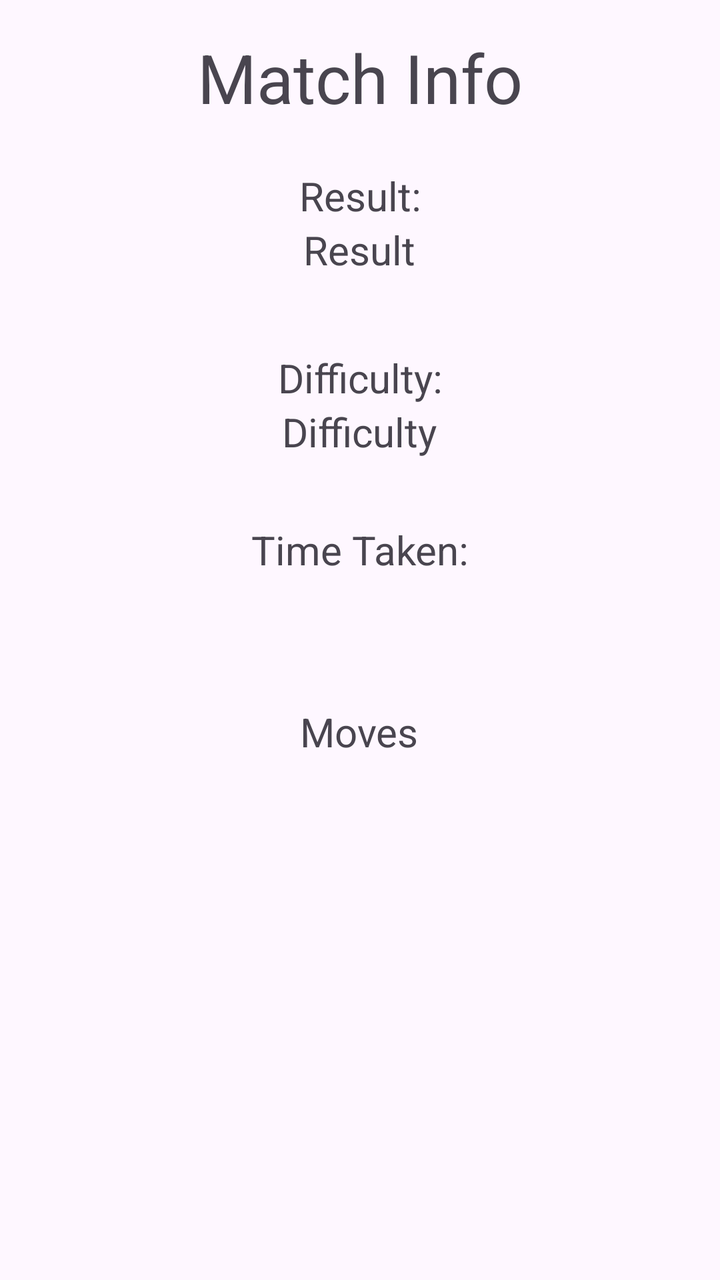
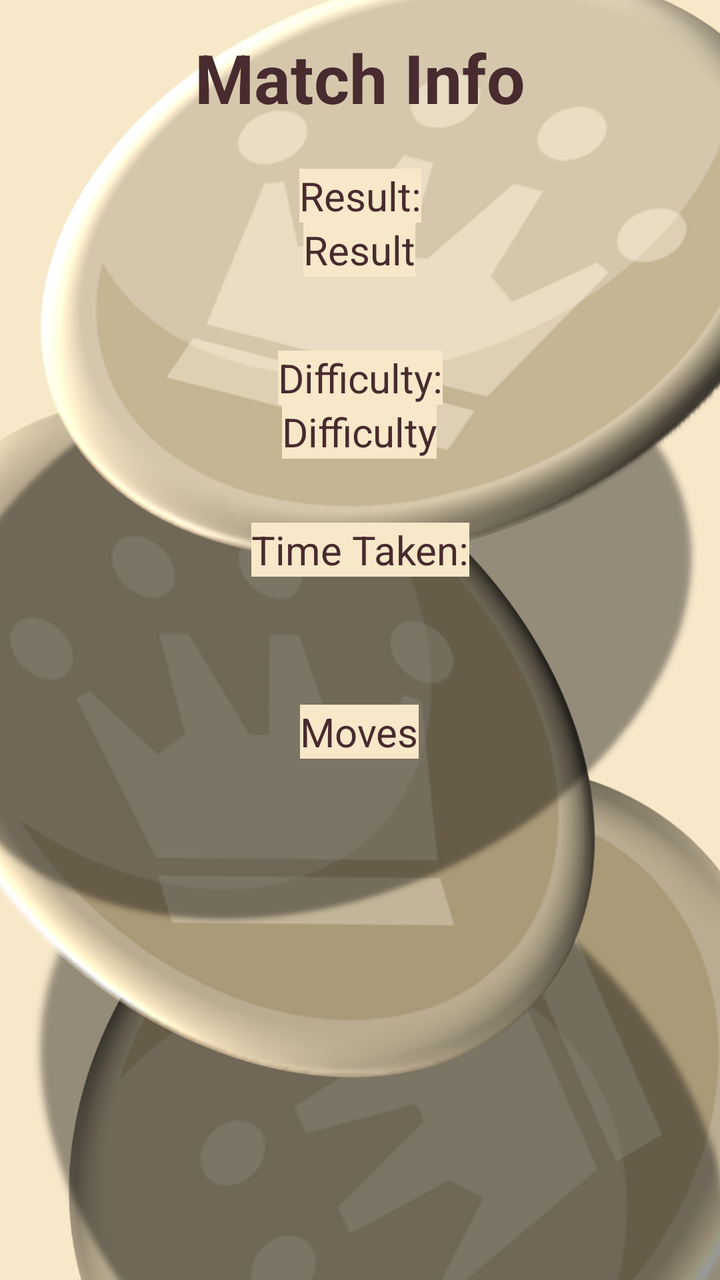

Screens rendered from an Android XML layout before and after an edit, with the pre-edit source and the edit as a unified diff.
<!-- AndroidManifest.xml: application theme Theme.CIS183_FinalProject -->
<!-- res/layout/activity_match_into.xml -->
<?xml version="1.0" encoding="utf-8"?>
<androidx.constraintlayout.widget.ConstraintLayout xmlns:android="http://schemas.android.com/apk/res/android"
    xmlns:app="http://schemas.android.com/apk/res-auto"
    xmlns:tools="http://schemas.android.com/tools"
    android:id="@+id/main"
    android:layout_width="match_parent"
    android:layout_height="match_parent"
    tools:context=".MatchInfo">

    <TextView
        android:id="@+id/textView6"
        android:layout_width="wrap_content"
        android:layout_height="wrap_content"
        android:layout_marginStart="124dp"
        android:layout_marginTop="16dp"
        android:layout_marginEnd="124dp"
        android:text="Match Info"
        android:textSize="34sp"
        app:layout_constraintEnd_toEndOf="parent"
        app:layout_constraintStart_toStartOf="parent"
        app:layout_constraintTop_toTopOf="parent" />

    <TextView
        android:id="@+id/textView8"
        android:layout_width="wrap_content"
        android:layout_height="wrap_content"
        android:layout_marginStart="175dp"
        android:layout_marginTop="23dp"
        android:layout_marginEnd="175dp"
        android:text="Result:"
        android:textSize="20sp"
        app:layout_constraintEnd_toEndOf="parent"
        app:layout_constraintStart_toStartOf="parent"
        app:layout_constraintTop_toBottomOf="@+id/textView6" />

    <TextView
        android:id="@+id/tv_v_matchInfo_difficulty"
        android:layout_width="wrap_content"
        android:layout_height="wrap_content"
        android:layout_marginStart="166dp"
        android:layout_marginEnd="167dp"
        android:text="Difficulty"
        android:textSize="20sp"
        app:layout_constraintEnd_toEndOf="parent"
        app:layout_constraintStart_toStartOf="parent"
        app:layout_constraintTop_toBottomOf="@+id/textView13" />

    <TextView
        android:id="@+id/textView17"
        android:layout_width="wrap_content"
        android:layout_height="wrap_content"
        android:layout_marginStart="151dp"
        android:layout_marginTop="32dp"
        android:layout_marginEnd="151dp"
        android:text="Time Taken:"
        android:textSize="20sp"
        app:layout_constraintEnd_toEndOf="parent"
        app:layout_constraintStart_toStartOf="parent"
        app:layout_constraintTop_toBottomOf="@+id/tv_v_matchInfo_difficulty" />

    <TextView
        android:id="@+id/tv_v_matchInfo_time"
        android:layout_width="wrap_content"
        android:layout_height="wrap_content"
        android:layout_marginStart="183dp"
        android:layout_marginEnd="183dp"
        android:text="Time"
        android:textSize="20sp"
        app:layout_constraintEnd_toEndOf="parent"
        app:layout_constraintStart_toStartOf="parent"
        app:layout_constraintTop_toBottomOf="@+id/textView17" />

    <TextView
        android:id="@+id/textView19"
        android:layout_width="wrap_content"
        android:layout_height="wrap_content"
        android:layout_marginStart="175dp"
        android:layout_marginTop="37dp"
        android:layout_marginEnd="176dp"
        android:text="Moves"
        android:textSize="20sp"
        app:layout_constraintEnd_toEndOf="parent"
        app:layout_constraintStart_toStartOf="parent"
        app:layout_constraintTop_toBottomOf="@+id/tv_v_matchInfo_time" />

    <TextView
        android:id="@+id/tv_v_matchInfo_result"
        android:layout_width="wrap_content"
        android:layout_height="wrap_content"
        android:layout_marginStart="177dp"
        android:layout_marginEnd="178dp"
        android:text="Result"
        android:textSize="20sp"
        app:layout_constraintEnd_toEndOf="parent"
        app:layout_constraintStart_toStartOf="parent"
        app:layout_constraintTop_toBottomOf="@+id/textView8" />

    <TextView
        android:id="@+id/textView13"
        android:layout_width="wrap_content"
        android:layout_height="wrap_content"
        android:layout_marginStart="164dp"
        android:layout_marginTop="37dp"
        android:layout_marginEnd="164dp"
        android:text="Difficulty:"
        android:textSize="20sp"
        app:layout_constraintEnd_toEndOf="parent"
        app:layout_constraintStart_toStartOf="parent"
        app:layout_constraintTop_toBottomOf="@+id/tv_v_matchInfo_result" />

    <ListView
        android:id="@+id/lv_v_matchInfo_moves"
        android:layout_width="408dp"
        android:layout_height="275dp"
        android:layout_marginStart="1dp"
        android:layout_marginTop="1dp"
        android:layout_marginEnd="1dp"
        app:layout_constraintEnd_toEndOf="parent"
        app:layout_constraintStart_toStartOf="parent"
        app:layout_constraintTop_toBottomOf="@+id/textView19" />

    <Button
        android:id="@+id/btn_v_matchInfo_back"
        android:layout_width="128dp"
        android:layout_height="57dp"
        android:layout_marginStart="141dp"
        android:layout_marginTop="13dp"
        android:layout_marginEnd="142dp"
        android:layout_marginBottom="5dp"
        android:text="Back"
        android:textSize="24sp"
        app:layout_constraintBottom_toBottomOf="parent"
        app:layout_constraintEnd_toEndOf="parent"
        app:layout_constraintStart_toStartOf="parent"
        app:layout_constraintTop_toBottomOf="@+id/lv_v_matchInfo_moves" />

</androidx.constraintlayout.widget.ConstraintLayout>
<!-- resources referenced by this layout -->
<resources>
  <style name="Theme.CIS183_FinalProject" parent="Base.Theme.CIS183_FinalProject" />
  <style name="Base.Theme.CIS183_FinalProject" parent="Theme.Material3.DayNight.NoActionBar">
          
          
      </style>
</resources>

<!-- the commit's change to res/layout/activity_match_into.xml (unified diff, before → after) -->
@@ -5,7 +5,8 @@
     android:id="@+id/main"
     android:layout_width="match_parent"
     android:layout_height="match_parent"
-    tools:context=".MatchInfo">
+    tools:context=".MatchInfo"
+    android:background="@drawable/general_background">
 
     <TextView
         android:id="@+id/textView6"
@@ -15,7 +16,9 @@
         android:layout_marginTop="16dp"
         android:layout_marginEnd="124dp"
         android:text="Match Info"
+        android:textColor="#482B2E"
         android:textSize="34sp"
+        android:textStyle="bold"
         app:layout_constraintEnd_toEndOf="parent"
         app:layout_constraintStart_toStartOf="parent"
         app:layout_constraintTop_toTopOf="parent" />
@@ -27,7 +30,9 @@
         android:layout_marginStart="175dp"
         android:layout_marginTop="23dp"
         android:layout_marginEnd="175dp"
+        android:background="#f7e8ca"
         android:text="Result:"
+        android:textColor="#482B2E"
         android:textSize="20sp"
         app:layout_constraintEnd_toEndOf="parent"
         app:layout_constraintStart_toStartOf="parent"
@@ -39,7 +44,9 @@
         android:layout_height="wrap_content"
         android:layout_marginStart="166dp"
         android:layout_marginEnd="167dp"
+        android:background="#f7e8ca"
         android:text="Difficulty"
+        android:textColor="#482B2E"
         android:textSize="20sp"
         app:layout_constraintEnd_toEndOf="parent"
         app:layout_constraintStart_toStartOf="parent"
@@ -52,7 +59,9 @@
         android:layout_marginStart="151dp"
         android:layout_marginTop="32dp"
         android:layout_marginEnd="151dp"
+        android:background="#f7e8ca"
         android:text="Time Taken:"
+        android:textColor="#482B2E"
         android:textSize="20sp"
         app:layout_constraintEnd_toEndOf="parent"
         app:layout_constraintStart_toStartOf="parent"
@@ -64,7 +73,9 @@
         android:layout_height="wrap_content"
         android:layout_marginStart="183dp"
         android:layout_marginEnd="183dp"
+        android:background="#f7e8ca"
         android:text="Time"
+        android:textColor="#482B2E"
         android:textSize="20sp"
         app:layout_constraintEnd_toEndOf="parent"
         app:layout_constraintStart_toStartOf="parent"
@@ -77,7 +88,9 @@
         android:layout_marginStart="175dp"
         android:layout_marginTop="37dp"
         android:layout_marginEnd="176dp"
+        android:background="#f7e8ca"
         android:text="Moves"
+        android:textColor="#482B2E"
         android:textSize="20sp"
         app:layout_constraintEnd_toEndOf="parent"
         app:layout_constraintStart_toStartOf="parent"
@@ -89,7 +102,9 @@
         android:layout_height="wrap_content"
         android:layout_marginStart="177dp"
         android:layout_marginEnd="178dp"
+        android:background="#f7e8ca"
         android:text="Result"
+        android:textColor="#482B2E"
         android:textSize="20sp"
         app:layout_constraintEnd_toEndOf="parent"
         app:layout_constraintStart_toStartOf="parent"
@@ -102,11 +117,14 @@
         android:layout_marginStart="164dp"
         android:layout_marginTop="37dp"
         android:layout_marginEnd="164dp"
+        android:backgroundTint="#f7e8ca"
         android:text="Difficulty:"
+        android:textColor="#482B2E"
         android:textSize="20sp"
         app:layout_constraintEnd_toEndOf="parent"
         app:layout_constraintStart_toStartOf="parent"
-        app:layout_constraintTop_toBottomOf="@+id/tv_v_matchInfo_result" />
+        app:layout_constraintTop_toBottomOf="@+id/tv_v_matchInfo_result"
+        android:background="#f7e8ca" />
 
     <ListView
         android:id="@+id/lv_v_matchInfo_moves"
@@ -127,7 +145,9 @@
         android:layout_marginTop="13dp"
         android:layout_marginEnd="142dp"
         android:layout_marginBottom="5dp"
+        android:backgroundTint="#482B2E"
         android:text="Back"
+        android:textColor="#f7e8ca"
         android:textSize="24sp"
         app:layout_constraintBottom_toBottomOf="parent"
         app:layout_constraintEnd_toEndOf="parent"
<!-- resource entries referenced after the edit -->
@@ -1,5 +1,6 @@
 <!-- resources referenced by this layout -->
 <resources>
+  <!-- drawable general_background: png bitmap (drawable, 608844 bytes) -->
   <style name="Theme.CIS183_FinalProject" parent="Base.Theme.CIS183_FinalProject" />
   <style name="Base.Theme.CIS183_FinalProject" parent="Theme.Material3.DayNight.NoActionBar">
           
